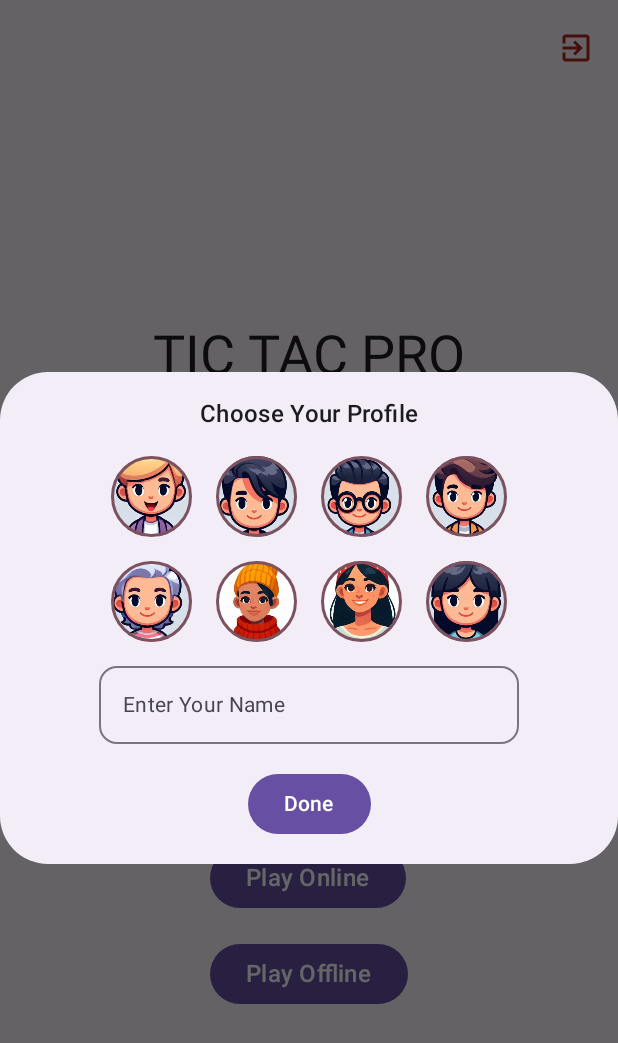
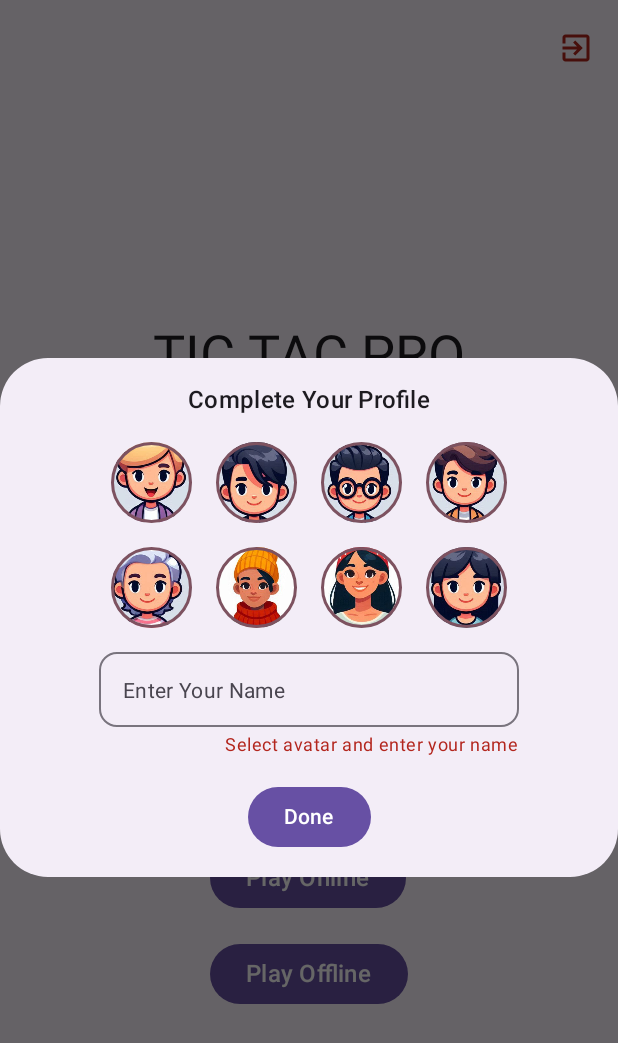
Before and after one commit to rohit9625/tic-tac-pro, an Android app built with Jetpack Compose: the HomeScreen screen opened through its navigation route, after a tap on "Done", on a phone screen of 412 x 824 dp. Shown: the top 1043 px of the screen. Run offline under Robolectric (Android 15) with nearby library versions, the phone set to English and light mode, and no system bars; our stand-ins replace Firebase (no records; nobody signed in at launch, a user with empty details on screens opened directly).

Commit message:
HomeScreen: add error handling for initial avatar selection dialog
Also, make the name and avatar values survive configuration changes

```diff
--- a/app/src/main/java/com/devx/tictacpro/presentation/components/Dialogs.kt
+++ b/app/src/main/java/com/devx/tictacpro/presentation/components/Dialogs.kt
@@ -89,6 +89,7 @@ fun AvatarSelectionDialog(
     avatars: List<Int>,
     onAvatarSelect: (Int)-> Unit,
     selectedAvatar: Int? = null,
+    error: String? = null,
     onDone: ()-> Unit
 ) {
     Dialog(
@@ -107,7 +108,7 @@ fun AvatarSelectionDialog(
             verticalArrangement = Arrangement.spacedBy(16.dp)
         ) {
             Text(
-                text = stringResource(R.string.choose_your_profile),
+                text = stringResource(R.string.complete_your_profile),
                 style = MaterialTheme.typography.titleMedium,
                 color = MaterialTheme.colorScheme.onSurface
             )
@@ -117,11 +118,13 @@ fun AvatarSelectionDialog(
                 selectedAvatar = selectedAvatar,
                 avatarSize = 54.dp
             )
+            Column(verticalArrangement = Arrangement.spacedBy(4.dp)) {
                 OutlinedTextField(
                     value = name,
                     onValueChange = onNameChange,
-                modifier = Modifier.height(52.dp),
+                    modifier = Modifier.height(50.dp),
                     textStyle = MaterialTheme.typography.bodyMedium,
+                    singleLine = true,
                     placeholder = {
                         Text(
                             text = stringResource(R.string.enter_your_name),
@@ -130,6 +133,13 @@ fun AvatarSelectionDialog(
                     },
                     shape = RoundedCornerShape(12.dp)
                 )
+                Text(
+                    text = error ?: "",
+                    modifier = Modifier.align(Alignment.End),
+                    color = MaterialTheme.colorScheme.error,
+                    style = MaterialTheme.typography.bodySmall
+                )
+            }
 
             Button(onClick = onDone) {
                 Text(text = stringResource(R.string.done))
@@ -260,7 +270,8 @@ private fun AvatarSelectionDialogPreview() {
             onNameChange = { name = it },
             avatars = HomeState().availableAvatars,
             onAvatarSelect = { avatar = it },
-            onDone = {}
+            onDone = {},
+            error = "Enter your name and select avatar"
         )
     }
 }
--- a/app/src/main/java/com/devx/tictacpro/presentation/home/HomeScreen.kt
+++ b/app/src/main/java/com/devx/tictacpro/presentation/home/HomeScreen.kt
@@ -32,6 +32,7 @@ import androidx.compose.runtime.getValue
 import androidx.compose.runtime.mutableStateOf
 import androidx.compose.runtime.remember
 import androidx.compose.runtime.rememberCoroutineScope
+import androidx.compose.runtime.saveable.rememberSaveable
 import androidx.compose.runtime.setValue
 import androidx.compose.ui.Alignment
 import androidx.compose.ui.Modifier
@@ -66,8 +67,8 @@ fun HomeScreen(
     val snackHostState = remember { SnackbarHostState() }
     val scope = rememberCoroutineScope()
     /** This will be used for avatar selection dialog only **/
-    var name by remember { mutableStateOf("") }
-    var avatar: Int? by remember { mutableStateOf(null) }
+    var name by rememberSaveable { mutableStateOf("") }
+    var avatar: Int? by rememberSaveable { mutableStateOf(null) }
     var showLogoutConfirmation by remember { mutableStateOf(false) }
 
     with(sharedTransitionScope) {
@@ -199,13 +200,20 @@ fun HomeScreen(
         )
     }
     if(uiState.showAvatarSelectionDialog) {
+        var isError by remember { mutableStateOf(false) }
         AvatarSelectionDialog(
             name = name,
             onNameChange = { name = it },
             avatars = uiState.availableAvatars,
             selectedAvatar = avatar,
             onAvatarSelect = { avatar = it },
-            onDone = { onEvent(HomeEvent.OnSaveUserPref(name, avatar!!)) }
+            onDone = {
+                isError = name.isBlank() || avatar == null
+                if(!isError){
+                    onEvent(HomeEvent.OnSaveUserPref(name, avatar!!))
+                }
+            },
+            error = if(isError) stringResource(R.string.avatar_selection_error) else null
         )
     }
     if(uiState.playOnlineState.isSheetVisible) {
--- a/app/src/main/res/values/strings.xml
+++ b/app/src/main/res/values/strings.xml
@@ -7,7 +7,7 @@
     <string name="enter_your_name">Enter Your Name</string>
     <string name="email">Email</string>
     <string name="password">Password</string>
-    <string name="choose_your_profile">Choose Your Profile</string>
+    <string name="complete_your_profile">Complete Your Profile</string>
     <string name="done">Done</string>
     <string name="play_online">Play Online</string>
     <string name="play_offline">Play Offline</string>
@@ -34,5 +34,6 @@
     <string name="game_exit_confirmation">Do you want to exit the game?</string>
     <string name="exit">Exit</string>
     <string name="other_player_left">Other player had left the game</string>
+    <string name="avatar_selection_error">Select avatar and enter your name</string>
     <string name="share_game_code_invitation">Let\'s Play Together!\nJoin the game by this code: %s</string>
 </resources>
```
Lines whose indentation alone changed are shown as unchanged.
